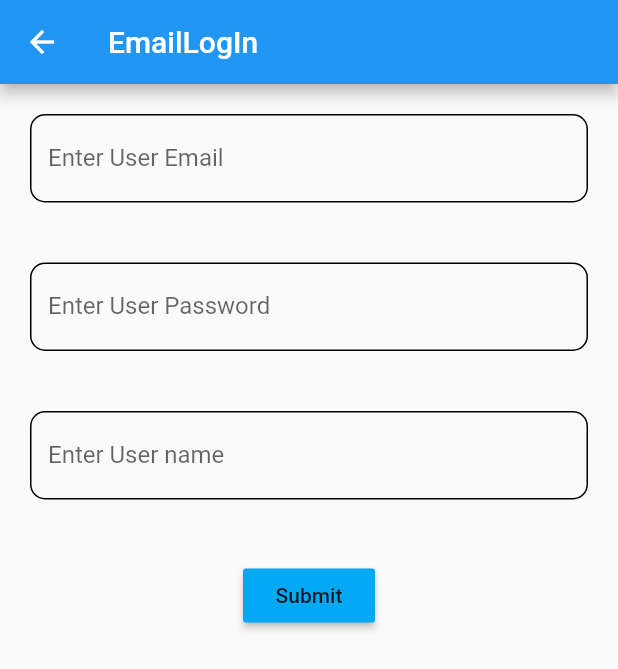
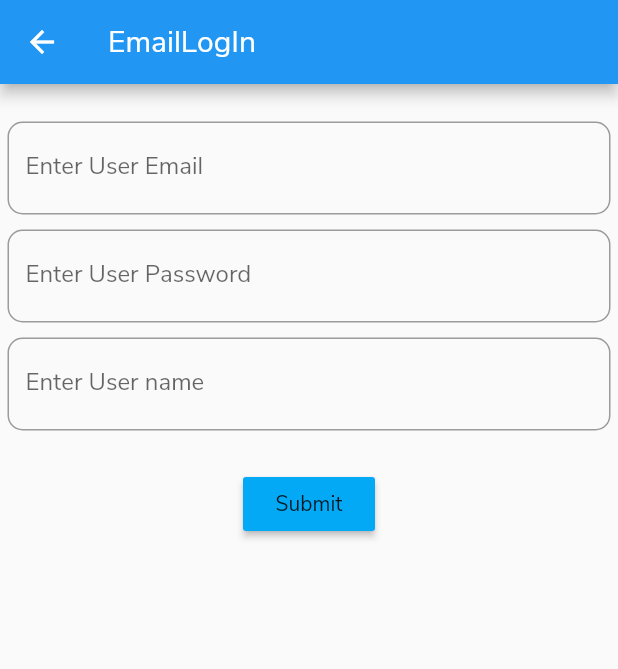
Before and after one commit to Kartik-21/signin_method_flutter, a Flutter app: the screen it shows after launch, after a tap on "Sign up with Email", on a phone screen of 412 x 824 dp. Shown: the top 669 px of the screen. Run offline on Flutter 3.47's test engine with Material 2 defaults, Android fonts, the phone set to English and light mode, and no system bars; our stand-ins replace firebase_auth, firebase_database, flutter_signin_button, google_sign_in, splashscreen; accounts and stored records are empty; network calls fail.

```diff
--- a/lib/SignUp.dart
+++ b/lib/SignUp.dart
@@ -1,6 +1,8 @@
+import 'package:firebase_auth/firebase_auth.dart';
 import 'package:flutter/material.dart';
 import 'package:flutter_signin_button/flutter_signin_button.dart';
 import 'file:///D:/android_project/flutter_app/signin_method_flutter/lib/signin/EmailLogIn.dart';
+import 'package:signin_method_flutter/signin/SigninWithGoogle.dart';
 
 class SignUp extends StatefulWidget {
   @override
@@ -10,11 +12,16 @@ class SignUp extends StatefulWidget {
 }
 
 class _SignUpState extends State<SignUp> {
+  FirebaseAuth firebaseAuth = FirebaseAuth.instance;
+
   @override
   Widget build(BuildContext context) {
     return Scaffold(
         appBar: AppBar(
-          title: Text("SignUp"),
+          title: Text("SignUp",
+              style: TextStyle(
+                fontWeight: FontWeight.bold,
+              )),
         ),
         body: Center(
           child: Column(
@@ -29,47 +36,53 @@ class _SignUpState extends State<SignUp> {
                       )),
                 ),
                 Padding(
-                    padding: EdgeInsets.all(10.0),
+                    padding: EdgeInsets.all(5.0),
                     child: SignInButton(
                       Buttons.Email,
                       text: "Sign up with Email",
                       onPressed: () {
                         Navigator.push(
                           context,
-                          MaterialPageRoute(
-                              builder: (context) => EmailLogIn()),
+                          MaterialPageRoute(builder: (context) => EmailLogIn()),
                         );
                       },
                     )),
                 Padding(
-                    padding: EdgeInsets.all(10.0),
+                    padding: EdgeInsets.all(5.0),
                     child: SignInButton(
                       Buttons.Google,
                       text: "Sign up with Google",
-                      onPressed: () {},
+                      onPressed: () async {
+                        await signInWithGoogle().then((String value) {
+                          print(value);
+                          print("success");
+//                          signOutGoogle();
+                        }).catchError((e) {
+                          signOutGoogle();
+                          print("error");
+                        });
+                      },
                     )),
                 Padding(
-                    padding: EdgeInsets.all(10.0),
-                    child: SignInButton(
-                      Buttons.Twitter,
-                      text: "Sign up with Twitter",
-                      onPressed: () {},
-                    )),
-                Padding(
-                    padding: EdgeInsets.all(10.0),
-                    child: GestureDetector(
-                        child: Text("Log In Using Email",
-                            style: TextStyle(
-                                decoration: TextDecoration.underline,
-                                color: Colors.blue)),
-                        onTap: () {
-                          // Navigator.push(
-                          //   context,
-                          //   MaterialPageRoute(
-                          //       builder: (context) => EmailLogIn()),
-                          // );
-                        }))
+                  padding: EdgeInsets.all(5.0),
+                  child: RaisedButton(
+                    child: Text("Anonymously"),
+                    onPressed: () async {
+                      await _signInAnonymously();
+                    },
+                  ),
+                )
               ]),
         ));
   }
+
+  Future<FirebaseAuth> _signInAnonymously() async {
+    firebaseAuth.signInAnonymously().then((result) {
+      debugPrint("success");
+    }).catchError((err) {
+      debugPrint(err);
+      debugPrint("Error");
+    });
+    return firebaseAuth;
+  }
 }
--- a/lib/main.dart
+++ b/lib/main.dart
@@ -11,9 +11,7 @@ class MyApp extends StatelessWidget {
       debugShowCheckedModeBanner: false,
       title: 'SignIn Method',
       initialRoute: '/',
-      theme: ThemeData(
-        primarySwatch: Colors.blue,
-      ),
+      theme: ThemeData(primarySwatch: Colors.blue, fontFamily: "NunitoSans"),
       home: SignUp(),
     );
   }
--- a/lib/signin/EmailLogIn.dart
+++ b/lib/signin/EmailLogIn.dart
@@ -29,13 +29,17 @@ class _EmailLogInState extends State<EmailLogIn> {
                 key: _formKey,
                 child: SingleChildScrollView(
                     child: Column(children: <Widget>[
+                  SizedBox(
+                    height: 20.0,
+                  ),
                   Padding(
-                    padding: EdgeInsets.all(20.0),
+                    padding: EdgeInsets.all(5.0),
                     child: TextFormField(
                       controller: emailController,
+                      keyboardType: TextInputType.emailAddress,
                       decoration: InputDecoration(
                         labelText: "Enter User Email",
-                        enabledBorder: OutlineInputBorder(
+                        border: OutlineInputBorder(
                           borderRadius: BorderRadius.circular(10.0),
                         ),
                       ),
@@ -49,12 +53,13 @@ class _EmailLogInState extends State<EmailLogIn> {
                     ),
                   ),
                   Padding(
-                    padding: EdgeInsets.all(20.0),
+                    padding: EdgeInsets.all(5.0),
                     child: TextFormField(
                       controller: passwordController,
+                      keyboardType: TextInputType.visiblePassword,
                       decoration: InputDecoration(
                         labelText: "Enter User Password",
-                        enabledBorder: OutlineInputBorder(
+                        border: OutlineInputBorder(
                           borderRadius: BorderRadius.circular(10.0),
                         ),
                       ),
@@ -68,12 +73,13 @@ class _EmailLogInState extends State<EmailLogIn> {
                     ),
                   ),
                   Padding(
-                    padding: EdgeInsets.all(20.0),
+                    padding: EdgeInsets.all(5.0),
                     child: TextFormField(
+                      keyboardType: TextInputType.text,
                       controller: nameController,
                       decoration: InputDecoration(
                         labelText: "Enter User name",
-                        enabledBorder: OutlineInputBorder(
+                        border: OutlineInputBorder(
                           borderRadius: BorderRadius.circular(10.0),
                         ),
                       ),
@@ -120,5 +126,6 @@ class _EmailLogInState extends State<EmailLogIn> {
       debugPrint(err);
       debugPrint("Error");
     });
+    return firebaseAuth;
   }
 }
```
Also changed, not shown: lib/signin/SigninWithGoogle.dart (added, +73 -0 lines), pubspec.yaml (+11 -1 lines), fonts/Montserrat-Regular.ttf (added), fonts/NunitoSans-Regular.ttf (added), pubspec.lock.
